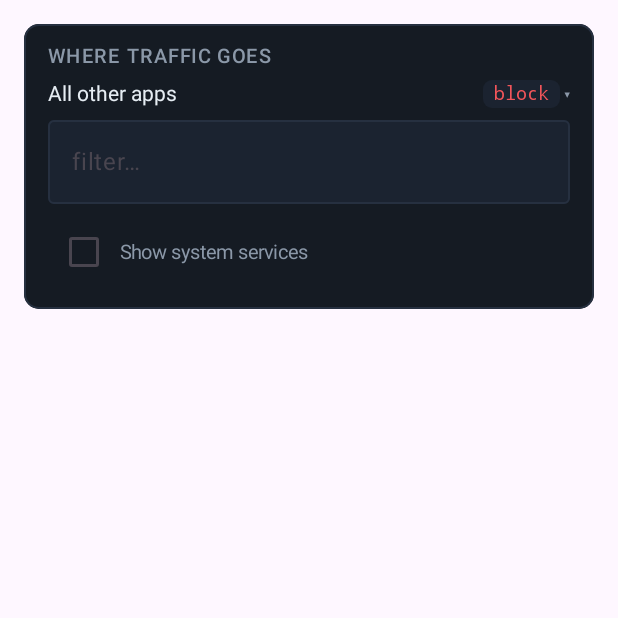
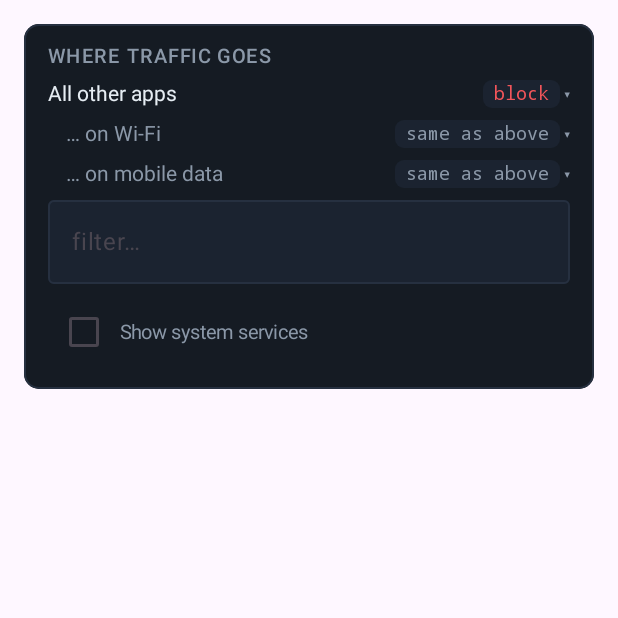
Before and after one commit to Bob-Nixkoenner/The_Shunt, an Android app built with Jetpack Compose: the composable AppsScreen shown on its own in the app's theme, on a phone screen of 412 x 824 dp, the top half of it. Run offline under Robolectric (Android 15) with nearby library versions, the phone set to English and light mode, and no system bars; libraries missing offline, so code that uses them is left out: com.journeyapps.barcodescanner, org.theshunt.mobile; pictures from the network do not load; 1 statement that could not run was skipped.

Commit message:
Android: network profiles (default route on Wi-Fi / mobile data)
Co-Authored-By: Claude Opus 5.5 <noreply@anthropic.com>

```diff
--- a/android/app/src/main/java/org/theshunt/app/MainActivity.kt
+++ b/android/app/src/main/java/org/theshunt/app/MainActivity.kt
@@ -567,6 +567,7 @@ private fun TunnelsScreen(settings: Settings, update: (Settings) -> Unit, say: (
                         tunnels = settings.tunnels - t, // OpenVPN tunnels via t stay down (no silent fallback to direct)
                         defaultRoute = if (settings.defaultRoute == route) "block" else settings.defaultRoute,
                         apps = settings.apps.mapValues { (_, r) -> if (r == route) "block" else r },
+                        networks = settings.networks.map { if (it.route == route) it.copy(route = "block") else it },
                     ))
                     confirmDelete = null
                 }) { Text("Delete") }
@@ -664,6 +665,17 @@ private fun AppsScreen(settings: Settings, update: (Settings) -> Unit) {
             Row(verticalAlignment = Alignment.CenterVertically) {
                 Text("All other apps", Modifier.weight(1f), color = c.text)
                 RoutePicker(settings.defaultRoute, settings.routes()) { update(settings.copy(defaultRoute = it)) }
+            }
+            // network profiles: another default on Wi-Fi or on mobile data
+            for ((link, label) in listOf("wifi" to "… on Wi-Fi", "mobile" to "… on mobile data")) {
+                val p = settings.networks.find { it.link == link }
+                Row(verticalAlignment = Alignment.CenterVertically) {
+                    Text(label, Modifier.weight(1f).padding(start = 12.dp), color = c.muted)
+                    RoutePicker(p?.route ?: SAME, listOf(SAME) + settings.routes().filter { !it.startsWith("link:") }) { r ->
+                        val rest = settings.networks.filter { it.link != link }
+                        update(settings.copy(networks = if (r == SAME) rest else rest + NetProfile(link, r)))
+                    }
+                }
             }
             OutlinedTextField(
                 query, { query = it }, Modifier.fillMaxWidth(), placeholder = { Text("filter…") }, singleLine = true,
@@ -770,6 +782,9 @@ private fun FilterScreen(settings: Settings, update: (Settings) -> Unit, status:
     }
 }
 
+/** Network profile not set: the default route above applies. */
+private const val SAME = "same as above"
+
 @Composable
 private fun RoutePicker(current: String, choices: List<String>, onPick: (String) -> Unit) {
     var open by remember { mutableStateOf(false) }
```
Also changed, not shown: android/app/src/main/java/org/theshunt/app/Store.kt (+17 -0 lines), 2 other files.
